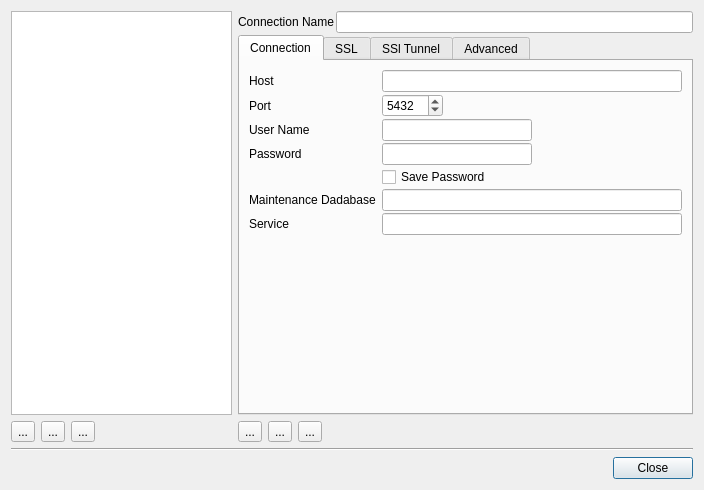
The window that GUI/pgdbatool/dlgconnections.ui (marcotcal/PG-DBA-Tools) describes before a commit, drawn with Qt 5.
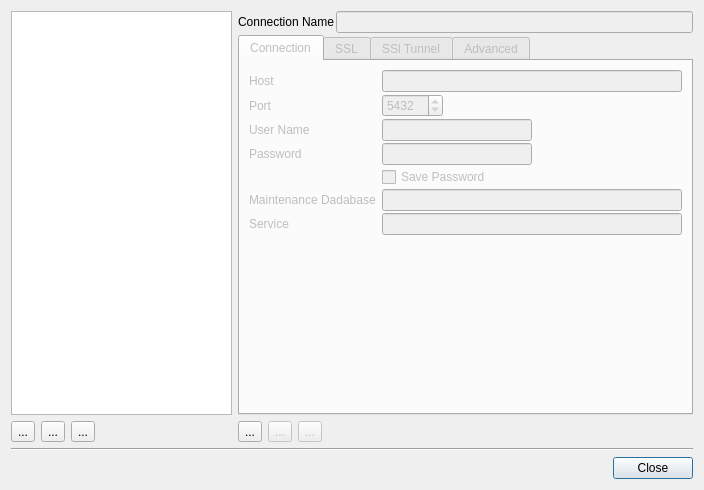
The same window after the commit. The open tabs and pages were chosen to show the change. Icons and pictures are not drawn.

```diff
--- a/GUI/pgdbatool/dlgconnections.ui
+++ b/GUI/pgdbatool/dlgconnections.ui
@@ -113,6 +113,9 @@
          </item>
          <item row="0" column="1">
           <widget class="QLineEdit" name="connection_name">
+           <property name="enabled">
+            <bool>false</bool>
+           </property>
            <property name="minimumSize">
             <size>
              <width>300</width>
@@ -122,9 +125,12 @@
           </widget>
          </item>
          <item row="1" column="0" colspan="2">
-          <widget class="QTabWidget" name="tabWidget">
+          <widget class="QTabWidget" name="configurations">
+           <property name="enabled">
+            <bool>false</bool>
+           </property>
            <property name="currentIndex">
-            <number>3</number>
+            <number>0</number>
            </property>
            <widget class="QWidget" name="tb_connection">
             <attribute name="title">
@@ -696,6 +702,9 @@
          </item>
          <item>
           <widget class="QToolButton" name="bt_save">
+           <property name="enabled">
+            <bool>false</bool>
+           </property>
            <property name="text">
             <string>...</string>
            </property>
@@ -713,6 +722,9 @@
          </item>
          <item>
           <widget class="QToolButton" name="bt_cancel">
+           <property name="enabled">
+            <bool>false</bool>
+           </property>
            <property name="text">
             <string>...</string>
            </property>
```
Left out of the diff: 2 changed lines with no effect on the pictures.
